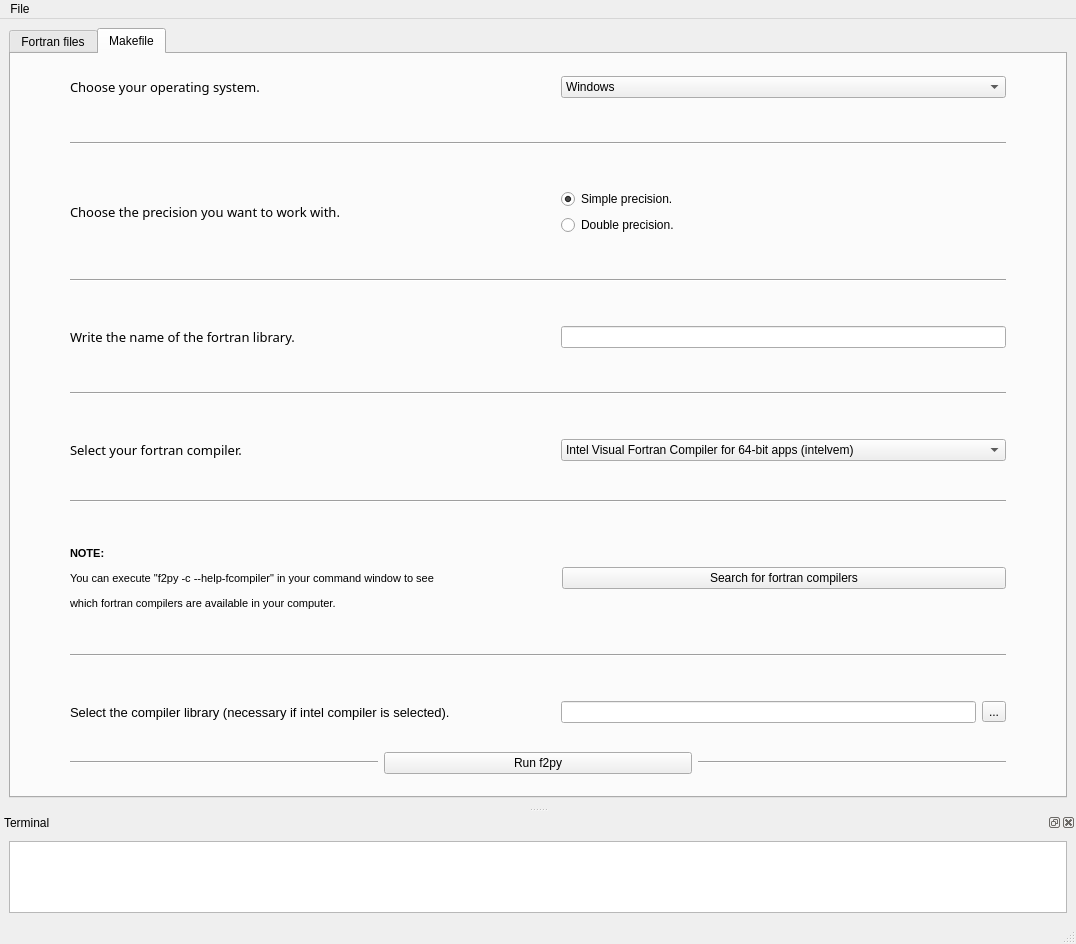
Qt form fparser_GUI/GUI.ui (mramagu/Fortran-to-Python-Wrapper) before a commit.
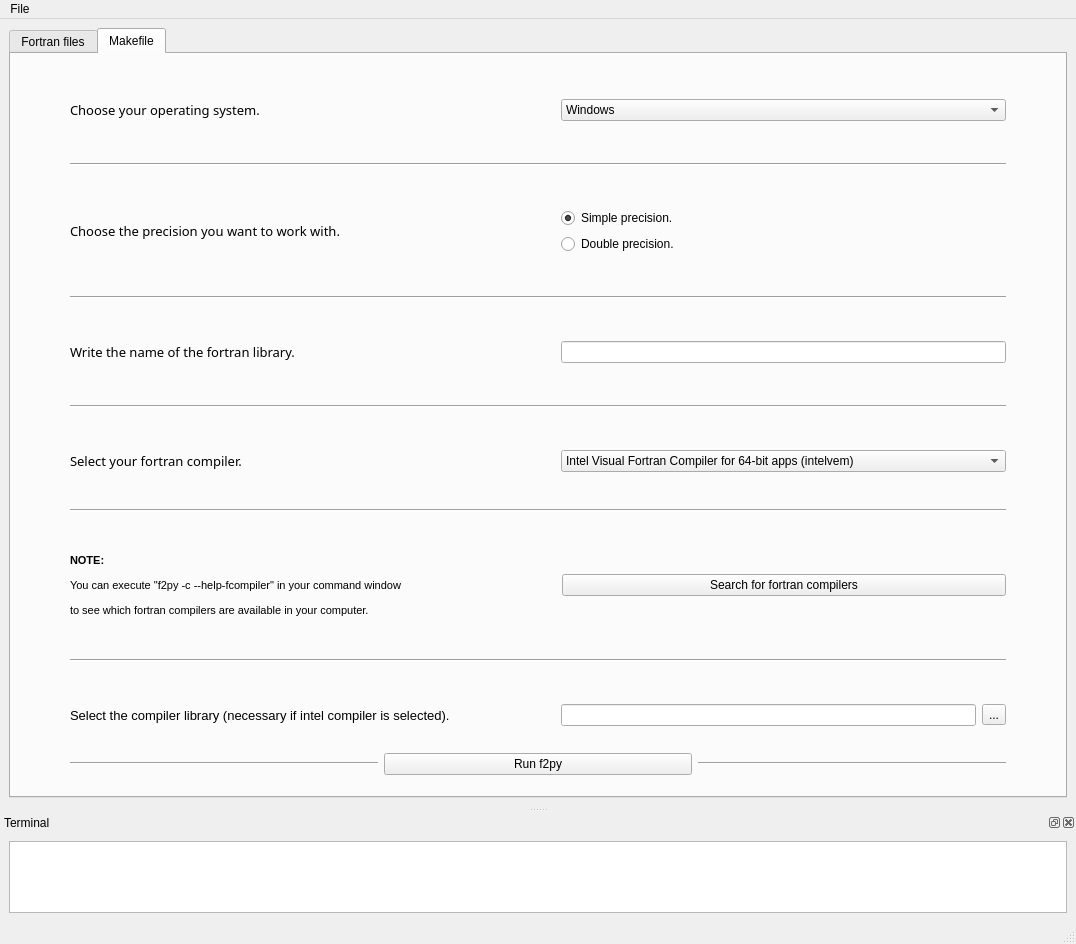
The same form after that commit.

```diff
--- a/fparser_GUI/GUI.ui
+++ b/fparser_GUI/GUI.ui
@@ -314,6 +314,22 @@
         <string>Makefile</string>
        </attribute>
        <layout class="QVBoxLayout" name="verticalLayout_8">
+        <item>
+         <spacer name="verticalSpacer_13">
+          <property name="orientation">
+           <enum>Qt::Vertical</enum>
+          </property>
+          <property name="sizeType">
+           <enum>QSizePolicy::Fixed</enum>
+          </property>
+          <property name="sizeHint" stdset="0">
+           <size>
+            <width>20</width>
+            <height>25</height>
+           </size>
+          </property>
+         </spacer>
+        </item>
         <item>
          <layout class="QHBoxLayout" name="horizontalLayout_4">
           <property name="leftMargin">
@@ -736,7 +752,7 @@
                <bool>false</bool>
               </property>
               <property name="text">
-               <string>&lt;html&gt;&lt;head/&gt;&lt;body&gt;&lt;p&gt;&lt;span style=&quot; font-weight:600;&quot;&gt;NOTE:&lt;/span&gt;&lt;/p&gt;&lt;p&gt;You can execute &amp;quot;f2py -c --help-fcompiler&amp;quot; in your command window to see &lt;/p&gt;&lt;p&gt;which fortran compilers are available in your computer.&lt;/p&gt;&lt;/body&gt;&lt;/html&gt;</string>
+               <string>&lt;html&gt;&lt;head/&gt;&lt;body&gt;&lt;p&gt;&lt;span style=&quot; font-weight:600;&quot;&gt;NOTE:&lt;/span&gt;&lt;/p&gt;&lt;p&gt;You can execute &amp;quot;f2py -c --help-fcompiler&amp;quot; in your command window&lt;/p&gt;&lt;p&gt;to see which fortran compilers are available in your computer.&lt;/p&gt;&lt;/body&gt;&lt;/html&gt;</string>
               </property>
               <property name="textFormat">
                <enum>Qt::AutoText</enum>
```
